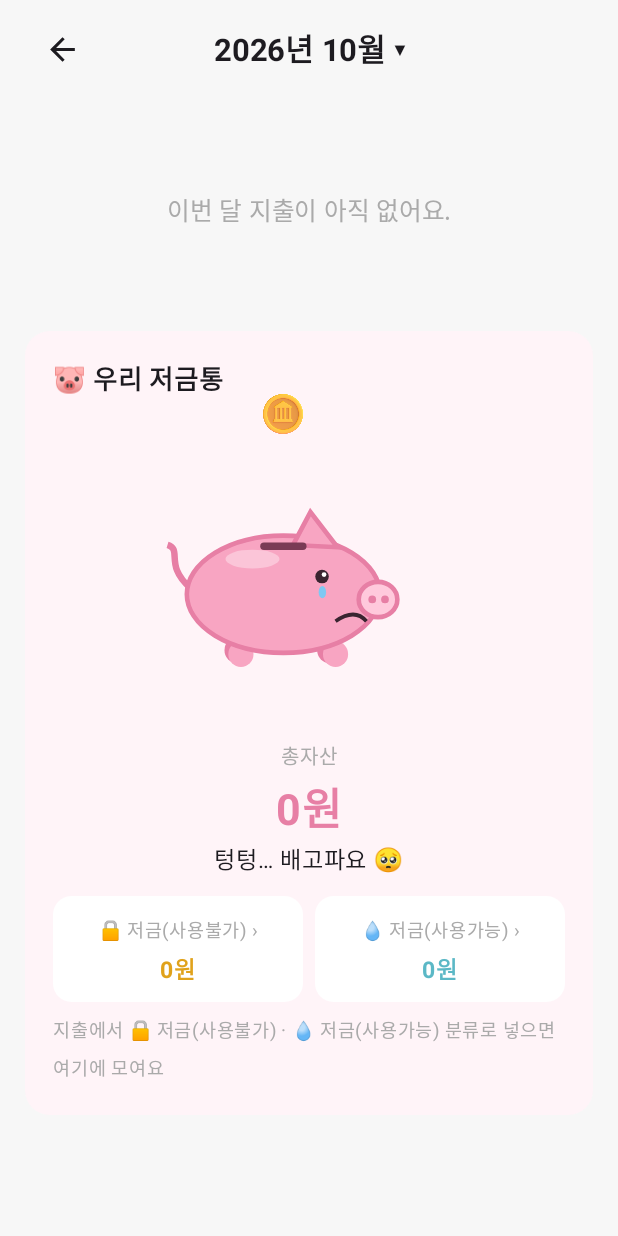
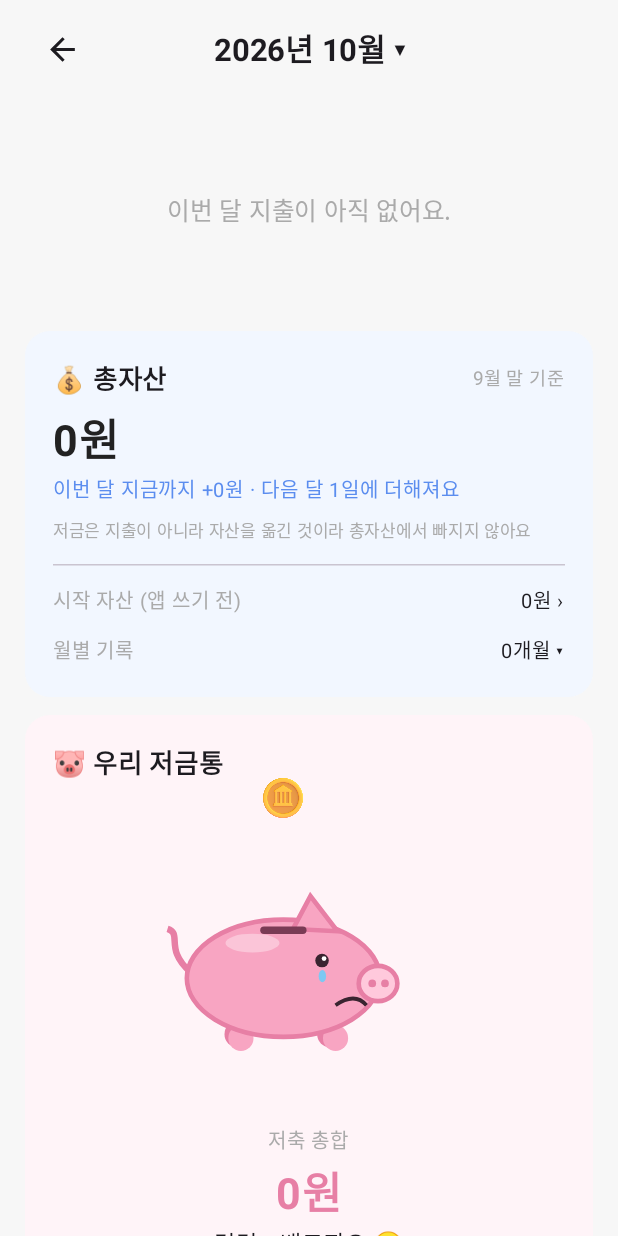
Before and after one commit to squatwolf1/Claude, an Android app built with Jetpack Compose: the screen it shows after launch (MainActivity), after a tap on "통계", on a phone screen of 412 x 824 dp. Run offline under Robolectric (Android 15) with nearby library versions, the phone set to English and light mode, and no system bars; our stand-ins replace Firebase (no records; nobody signed in at launch, a user with empty details on screens opened directly); 2 other taps on this screen came first.

Commit message:
총자산 카드를 저금통 위에 따로: 시작 자산 + 끝난 달 합계가 매월 1일에 쌓임
- 총자산 = 시작 자산 + 끝난 달들의 (수입 - 지출). 저금은 자산 이동이라 지출로 치지 않음
- 이번 달 합계는 '다음 달 1일에 더해져요'로 따로 표시, 월별 기록 펼치기
- 시작 자산(앱 쓰기 전 돈)은 처음 한 번 입력
- 저금통은 다시 저축 총합만 표시, 직접 입력 흔적 정리
- 모든 달 내역 흐름(allEntries) 추가: 로컬·Firestore

Co-Authored-By: Claude Opus 5.5 <noreply@anthropic.com>
Claude-Session: https://claude.ai/code/session_014G3sdaVK96uYr3imeNG818

```diff
--- a/app/src/main/java/com/squatwolf/gagyebu/LedgerViewModel.kt
+++ b/app/src/main/java/com/squatwolf/gagyebu/LedgerViewModel.kt
@@ -57,14 +57,16 @@ class LedgerViewModel(app: Application) : AndroidViewModel(app) {
         prefs.edit().putFloat("uiScale", value).commit()
     }
 
-    /** 총자산을 직접 고친 만큼의 금액. 저금(사용가능)에 더해서 보여 준다. 이 폰에만 저장. */
-    var assetBase by mutableStateOf(prefs.getLong("assetBase", 0L))
+    /** 앱을 쓰기 전에 가지고 있던 자산. 총자산 = 시작 자산 + 끝난 달 합계들. 이 폰에만 저장. */
+    var startAsset by mutableStateOf(prefs.getLong("startAsset", 0L))
         private set
 
-    fun changeAssetBase(value: Long) {
-        assetBase = value
-        prefs.edit().putLong("assetBase", value).commit()
+    fun changeStartAsset(value: Long) {
+        startAsset = value
+        prefs.edit().putLong("startAsset", value).commit()
     }
+
+    val allEntries: StateFlow<List<Entry>> = repo.allEntries.stateIn(viewModelScope, SharingStarted.Eagerly, emptyList())
 
     fun changeGoal(value: Long) {
         goal = value
--- a/app/src/main/java/com/squatwolf/gagyebu/data/CloudLedger.kt
+++ b/app/src/main/java/com/squatwolf/gagyebu/data/CloudLedger.kt
@@ -108,6 +108,20 @@ class CloudLedger(private val prefs: SharedPreferences) : LedgerRepo {
                         return@addSnapshotListener
                     }
                     trySend(snap?.documents?.mapNotNull { it.toRule() } ?: emptyList())
+                }
+                awaitClose { reg.remove() }
+            }
+        }
+    }
+
+    @OptIn(ExperimentalCoroutinesApi::class)
+    override val allEntries: Flow<List<Entry>> = code.flatMapLatest { c ->
+        if (c == null) {
+            flowOf(emptyList())
+        } else {
+            callbackFlow {
+                val reg = entriesOf(c).addSnapshotListener { snap, _ ->
+                    trySend(snap?.documents.orEmpty().mapNotNull { it.toEntry() })
                 }
                 awaitClose { reg.remove() }
             }
--- a/app/src/main/java/com/squatwolf/gagyebu/data/Entry.kt
+++ b/app/src/main/java/com/squatwolf/gagyebu/data/Entry.kt
@@ -88,10 +88,43 @@ data class Rule(
     )
 }
 
+/**
+ * 총자산. 시작 자산 + 끝난 달들의 합계(수입 - 지출). 저금은 지갑에서 저금통으로 옮긴 것이라
+ * 지출로 치지 않는다(자산은 그대로). 이번 달 합계는 다음 달 1일에 들어간다.
+ */
+data class Assets(
+    val start: Long = 0,
+    /** 끝난 달별 합계, 최근 달부터. */
+    val months: List<Pair<YearMonth, Long>> = emptyList(),
+    /** 아직 진행 중인 이번 달 합계(오늘까지). */
+    val pending: Long = 0,
+) {
+    val total get() = start + months.sumOf { it.second }
+
+    companion object {
+        fun of(entries: List<Entry>, start: Long, today: LocalDate = LocalDate.now()): Assets {
+            val thisMonth = YearMonth.from(today)
+            fun net(list: List<Entry>) = list.sumOf {
+                when {
+                    it.income -> it.amount
+                    it.category in SAVING_CATEGORIES -> 0L
+                    else -> -it.amount
+                }
+            }
+            val byMonth = entries.filter { it.date <= today.toString() }.groupBy { YearMonth.parse(it.date.take(7)) }
+            val done = byMonth.filterKeys { it < thisMonth }.map { (m, list) -> m to net(list) }.sortedByDescending { it.first }
+            return Assets(start, done, net(byMonth[thisMonth].orEmpty()))
+        }
+    }
+}
+
 interface LedgerRepo {
     /** 화면 위에 보여 줄 연결 상태. */
     val status: StateFlow<String>
     val rules: Flow<List<Rule>>
+
+    /** 모든 달의 내역. 총자산 계산용. */
+    val allEntries: Flow<List<Entry>>
 
     /** 지금까지 저금 분류로 넣은 돈(사용불가·사용가능). */
     val saved: Flow<Savings>
--- a/app/src/main/java/com/squatwolf/gagyebu/data/LocalLedger.kt
+++ b/app/src/main/java/com/squatwolf/gagyebu/data/LocalLedger.kt
@@ -17,6 +17,7 @@ class LocalLedger(private val prefs: SharedPreferences) : LedgerRepo {
     private val ruleList = MutableStateFlow(loadRules())
     override val rules: Flow<List<Rule>> = ruleList
     override val saved: Flow<Savings> = all.map { Savings.of(it) }
+    override val allEntries: Flow<List<Entry>> = all
 
     override fun entries(month: YearMonth): Flow<List<Entry>> =
         all.map { list -> list.filter { it.date.startsWith(month.toString()) } }
--- /dev/null
+++ b/app/src/main/java/com/squatwolf/gagyebu/ui/AssetCard.kt
@@ -0,0 +1,123 @@
+package com.squatwolf.gagyebu.ui
+
+import androidx.compose.foundation.background
+import androidx.compose.foundation.clickable
+import androidx.compose.foundation.layout.Arrangement
+import androidx.compose.foundation.layout.Column
+import androidx.compose.foundation.layout.Row
+import androidx.compose.foundation.layout.fillMaxWidth
+import androidx.compose.foundation.layout.padding
+import androidx.compose.foundation.shape.RoundedCornerShape
+import androidx.compose.foundation.text.KeyboardOptions
+import androidx.compose.material3.AlertDialog
+import androidx.compose.material3.HorizontalDivider
+import androidx.compose.material3.OutlinedTextField
+import androidx.compose.material3.Text
+import androidx.compose.material3.TextButton
+import androidx.compose.runtime.Composable
+import androidx.compose.runtime.getValue
+import androidx.compose.runtime.mutableStateOf
+import androidx.compose.runtime.remember
+import androidx.compose.runtime.setValue
+import androidx.compose.ui.Alignment
+import androidx.compose.ui.Modifier
+import androidx.compose.ui.draw.clip
+import androidx.compose.ui.graphics.Color
+import androidx.compose.ui.text.font.FontWeight
+import androidx.compose.ui.text.input.KeyboardType
+import androidx.compose.ui.unit.dp
+import androidx.compose.ui.unit.sp
+import com.squatwolf.gagyebu.data.Assets
+import java.time.YearMonth
+
+private fun signed(v: Long) = (if (v < 0) "-" else "+") + won(kotlin.math.abs(v)) + "원"
+
+/**
+ * 총자산 카드. 끝난 달의 합계가 매월 1일에 쌓인다.
+ * 이번 달 합계는 '반영 예정'으로 따로 보여 주고, 월별 기록을 펼쳐 볼 수 있다.
+ */
+@Composable
+fun AssetCard(assets: Assets, onStartAsset: (Long) -> Unit) {
+    var expanded by remember { mutableStateOf(false) }
+    var editingStart by remember { mutableStateOf(false) }
+    val lastMonth = YearMonth.now().minusMonths(1)
+
+    Column(
+        Modifier
+            .fillMaxWidth()
+            .padding(vertical = 6.dp)
+            .clip(RoundedCornerShape(16.dp))
+            .background(Color(0xFFF2F7FF))
+            .padding(18.dp)
+    ) {
+        Row(verticalAlignment = Alignment.CenterVertically) {
+            Text("💰 총자산", fontSize = 17.sp, fontWeight = FontWeight.Bold, modifier = Modifier.weight(1f))
+            Text("${lastMonth.monthValue}월 말 기준", color = Muted, fontSize = 12.sp)
+        }
+        Text(
+            "${if (assets.total < 0) "-" else ""}${won(kotlin.math.abs(assets.total))}원",
+            fontSize = 28.sp,
+            fontWeight = FontWeight.Bold,
+            color = if (assets.total < 0) Red else Ink,
+            modifier = Modifier.padding(top = 6.dp),
+        )
+        Text(
+            "이번 달 지금까지 ${signed(assets.pending)} · 다음 달 1일에 더해져요",
+            color = if (assets.pending < 0) Red else Blue,
+            fontSize = 13.sp,
+        )
+        Text("저금은 지출이 아니라 자산을 옮긴 것이라 총자산에서 빠지지 않아요", color = Muted, fontSize = 11.sp, modifier = Modifier.padding(top = 2.dp))
+
+        HorizontalDivider(Modifier.padding(vertical = 10.dp))
+        Row(Modifier.fillMaxWidth().clickable { editingStart = true }, verticalAlignment = Alignment.CenterVertically) {
+            Text("시작 자산 (앱 쓰기 전)", color = Muted, fontSize = 13.sp, modifier = Modifier.weight(1f))
+            Text("${won(assets.start)}원 ›", fontSize = 13.sp)
+        }
+        Row(
+            Modifier.fillMaxWidth().clickable { expanded = !expanded }.padding(top = 8.dp),
+            verticalAlignment = Alignment.CenterVertically,
+        ) {
+            Text("월별 기록", color = Muted, fontSize = 13.sp, modifier = Modifier.weight(1f))
+            Text(if (expanded) "접기 ▴" else "${assets.months.size}개월 ▾", fontSize = 13.sp)
+        }
+        if (expanded) {
+            Column(Modifier.padding(top = 6.dp), verticalArrangement = Arrangement.spacedBy(4.dp)) {
+                if (assets.months.isEmpty()) Text("아직 끝난 달이 없어요", color = Muted, fontSize = 13.sp)
+                assets.months.forEach { (m, v) ->
+                    Row {
+                        Text("${m.year}년 ${m.monthValue}월", fontSize = 14.sp, modifier = Modifier.weight(1f))
+                        Text(signed(v), fontSize = 14.sp, fontWeight = FontWeight.Bold, color = if (v < 0) Red else Blue)
+                    }
+                }
+            }
+        }
+    }
+
+    if (editingStart) {
+        var text by remember { mutableStateOf(assets.start.coerceAtLeast(0).toString()) }
+        AlertDialog(
+            onDismissRequest = { editingStart = false },
+            title = { Text("시작 자산") },
+            text = {
+                Column(verticalArrangement = Arrangement.spacedBy(8.dp)) {
+                    OutlinedTextField(
+                        value = text,
+                        onValueChange = { text = it.filter(Char::isDigit).take(13) },
+                        label = { Text("앱을 쓰기 전 가지고 있던 돈 (원)") },
+                        keyboardOptions = KeyboardOptions(keyboardType = KeyboardType.Number),
+                        visualTransformation = ThousandsTransformation,
+                        singleLine = true,
+                    )
+                    Text("처음 한 번만 넣으면 돼요. 그 뒤로는 매달 합계가 자동으로 쌓여요.", color = Muted, fontSize = 12.sp)
+                }
+            },
+            confirmButton = {
+                TextButton(onClick = {
+                    onStartAsset(text.toLongOrNull() ?: 0L)
+                    editingStart = false
+                }) { Text("저장") }
+            },
+            dismissButton = { TextButton(onClick = { editingStart = false }) { Text("취소") } },
+        )
+    }
+}
--- a/app/src/main/java/com/squatwolf/gagyebu/ui/LedgerScreen.kt
+++ b/app/src/main/java/com/squatwolf/gagyebu/ui/LedgerScreen.kt
@@ -50,6 +50,7 @@ import androidx.compose.ui.unit.dp
 import androidx.compose.ui.unit.sp
 import androidx.lifecycle.compose.collectAsStateWithLifecycle
 import com.squatwolf.gagyebu.LedgerViewModel
+import com.squatwolf.gagyebu.data.Assets
 import com.squatwolf.gagyebu.data.Entry
 import java.time.LocalDate
 import java.time.YearMonth
@@ -99,11 +100,15 @@ fun LedgerScreen(vm: LedgerViewModel) {
     if (stats) {
         BackHandler { stats = false }
         val saved by vm.saved.collectAsStateWithLifecycle()
+        val all by vm.allEntries.collectAsStateWithLifecycle()
+        val assets = remember(all, vm.startAsset) { Assets.of(all, vm.startAsset) }
         StatsScreen(
             vm.month,
             entries,
             saved = saved,
             piggyScale = vm.goal,
+            assets = assets,
+            onStartAsset = vm::changeStartAsset,
             onPick = vm::pickMonth,
             onBack = { stats = false },
         )
--- a/app/src/main/java/com/squatwolf/gagyebu/ui/StatsScreen.kt
+++ b/app/src/main/java/com/squatwolf/gagyebu/ui/StatsScreen.kt
@@ -51,6 +51,7 @@ import androidx.compose.ui.text.rememberTextMeasurer
 import androidx.compose.ui.text.style.TextAlign
 import androidx.compose.ui.unit.dp
 import androidx.compose.ui.unit.sp
+import com.squatwolf.gagyebu.data.Assets
 import com.squatwolf.gagyebu.data.Entry
 import com.squatwolf.gagyebu.data.SAVING_CATEGORIES
 import com.squatwolf.gagyebu.data.Savings
@@ -74,6 +75,8 @@ fun StatsScreen(
     entries: List<Entry>,
     saved: Savings,
     piggyScale: Long,
+    assets: Assets,
+    onStartAsset: (Long) -> Unit,
     onPick: (YearMonth) -> Unit,
     onBack: () -> Unit,
 ) {
@@ -137,6 +140,8 @@ fun StatsScreen(
                 }
             }
             // 저금통은 그래프 아래
+            // 총자산은 저금통 위에 따로
+            item { AssetCard(assets, onStartAsset) }
             item { PiggyCard(saved, piggyScale) }
         }
     }
```
Also changed, not shown: app/src/main/java/com/squatwolf/gagyebu/ui/PiggyBank.kt (+4 -21 lines).
